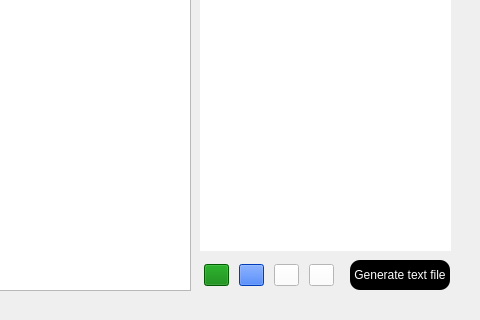
This is src/mainwindow.ui in Matko223/ICP as Qt 5 draws it before an edit; both pictures show x 700 to 1180 and y 330 to 650 of the 1180 by 650 pixel window. The edited form follows.
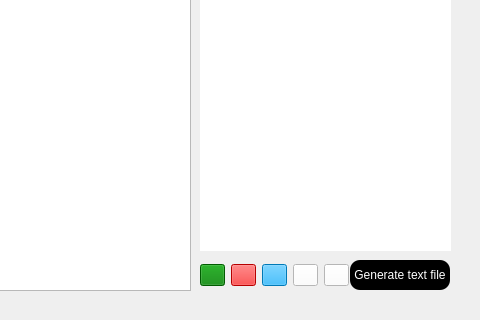
This is the edited form. Icons and pictures are not drawn.

Commit message: add doxygen comments, fix buttons handling, create new class with dialogs, remove unused

The edit to the form file:
```diff
--- a/src/mainwindow.ui
+++ b/src/mainwindow.ui
@@ -71,7 +71,7 @@
       <rect>
        <x>0</x>
        <y>10</y>
-       <width>141</width>
+       <width>151</width>
        <height>31</height>
       </rect>
      </property>
@@ -111,8 +111,8 @@
          <bool>false</bool>
         </property>
         <property name="styleSheet">
-         <string notr="true">background-color: rgb(0, 85, 255);
-image: url(:/pauseButton.png);</string>
+         <string notr="true">image: url(:/pauseButton.png);
+background-color: rgb(255, 0, 0);</string>
         </property>
         <property name="text">
          <string/>
@@ -123,7 +123,30 @@
        </widget>
       </item>
       <item>
-       <widget class="QPushButton" name="resetButton">
+       <widget class="QPushButton" name="resetSimulation">
+        <property name="minimumSize">
+         <size>
+          <width>25</width>
+          <height>0</height>
+         </size>
+        </property>
+        <property name="maximumSize">
+         <size>
+          <width>25</width>
+          <height>16777215</height>
+         </size>
+        </property>
+        <property name="styleSheet">
+         <string notr="true">image: url(:/restartButton.png);
+background-color: rgb(0, 170, 255);</string>
+        </property>
+        <property name="text">
+         <string/>
+        </property>
+       </widget>
+      </item>
+      <item>
+       <widget class="QPushButton" name="deleteButton">
         <property name="maximumSize">
          <size>
           <width>25</width>
```
Left out of the diff: 18 changed lines with no effect on the pictures. The commit also changes 23 other files.
